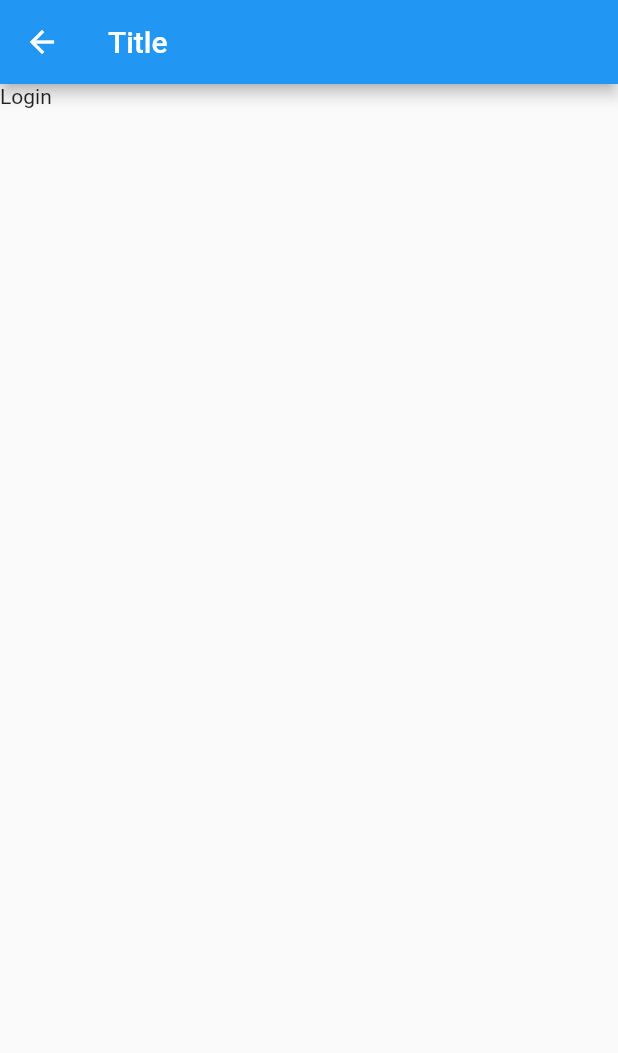
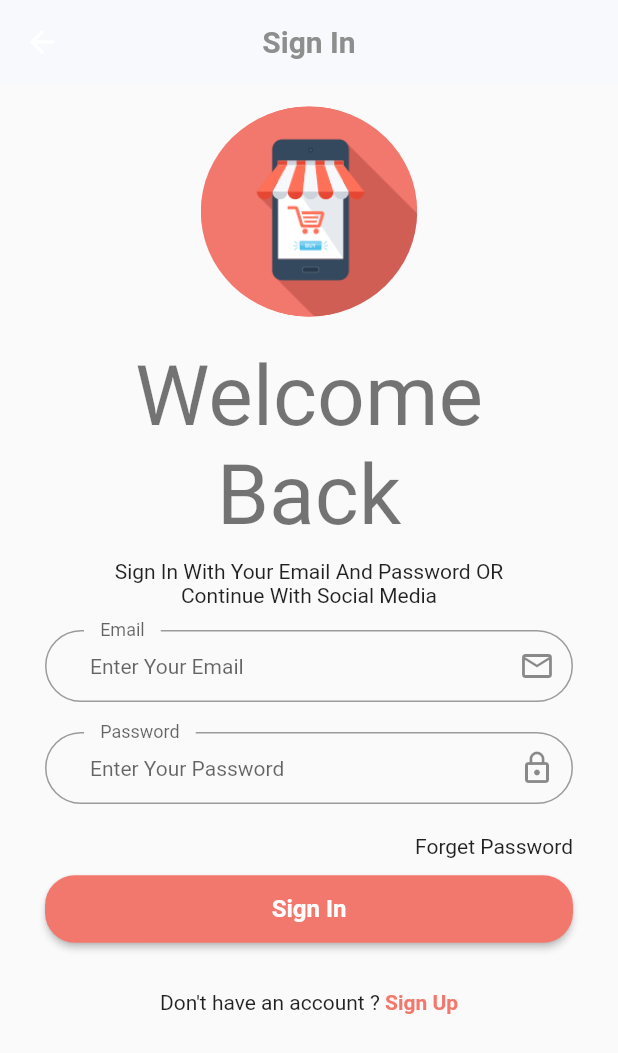
Before and after one commit to MohamedAhmedSD/ecommerce_from_wael, a Flutter app: the Login screen opened by its route, on a phone screen of 412 x 824 dp. Shown: the top 1053 px of the screen. Run offline on Flutter 3.47's test engine with Material 2 defaults, Android fonts, the phone set to English and light mode, and no system bars; our stand-ins replace get, shared_preferences; accounts and stored records are empty; Roboto replaces fonts that are missing (PlayfairDisplay); project files that could hold a hidden picture were left out.

Commit message:
loginpage ..

```diff
--- a/lib/core/constants/image_assets.dart
+++ b/lib/core/constants/image_assets.dart
@@ -11,6 +11,7 @@ class AppImageAsset {
   static const String onBoardingImageOne = "$rootImages/one.PNG";
   static const String onBoardingImageTwo = "$rootImages/two.PNG";
   static const String onBoardingImageThree = "$rootImages/three.PNG";
+  static const String logo = "$rootImages/logoapp.png";
 
   // we need go to AppImageAssets and remove 4th, from static
 }
--- a/lib/view/screen/auth/login.dart
+++ b/lib/view/screen/auth/login.dart
@@ -1,4 +1,11 @@
 import 'package:flutter/material.dart';
+
+import '../../../core/constants/color.dart';
+import '../../widgets/auth/custombuttonauth.dart';
+import '../../widgets/auth/customtextbodyauth.dart';
+import '../../widgets/auth/customtextformauth.dart';
+import '../../widgets/auth/customtexttitleauth.dart';
+import '../../widgets/auth/logoauth.dart';
 
 class Login extends StatelessWidget {
   const Login({Key? key}) : super(key: key);
@@ -7,9 +14,58 @@ class Login extends StatelessWidget {
   Widget build(BuildContext context) {
     return Scaffold(
       appBar: AppBar(
-        title: const Text('Title'),
+        centerTitle: true,
+        backgroundColor: AppColor.backgroundcolor,
+        elevation: 0.0,
+        title: Text('Sign In',
+            style: Theme.of(context)
+                .textTheme
+                .displayLarge!
+                .copyWith(color: AppColor.grey)),
       ),
-      body: const Text("Login"),
+      body: Container(
+        padding: const EdgeInsets.symmetric(vertical: 15, horizontal: 30),
+        child: ListView(children: [
+          const LogoAuth(),
+          const SizedBox(height: 20),
+          const CustomTextTitleAuth(text: "Welcome Back"),
+          const SizedBox(height: 10),
+          const CustomTextBodyAuth(
+              text:
+                  "Sign In With Your Email And Password OR Continue With Social Media"),
+          const SizedBox(height: 15),
+          const CustonTextFormAuth(
+            hinttext: "Enter Your Email",
+            iconData: Icons.email_outlined,
+            labeltext: "Email",
+            // mycontroller: ,
+          ),
+          const CustonTextFormAuth(
+            hinttext: "Enter Your Password",
+            iconData: Icons.lock_outline,
+            labeltext: "Password",
+            // mycontroller: ,
+          ),
+          const Text(
+            "Forget Password",
+            textAlign: TextAlign.end,
+          ),
+          CustomButtomAuth(text: "Sign In", onPressed: () {}),
+          const SizedBox(height: 30),
+          Row(
+            mainAxisAlignment: MainAxisAlignment.center,
+            children: [
+              const Text("Don't have an account ? "),
+              InkWell(
+                child: Text("Sign Up",
+                    style: TextStyle(
+                        color: AppColor.primaryColor,
+                        fontWeight: FontWeight.bold)),
+              )
+            ],
+          )
+        ]),
+      ),
     );
   }
 }
--- /dev/null
+++ b/lib/view/widgets/auth/custombuttonauth.dart
@@ -0,0 +1,25 @@
+import 'package:flutter/material.dart';
+
+import '../../../core/constants/color.dart';
+
+class CustomButtomAuth extends StatelessWidget {
+  final String text;
+  final void Function()? onPressed;
+  const CustomButtomAuth({Key? key, required this.text, this.onPressed})
+      : super(key: key);
+
+  @override
+  Widget build(BuildContext context) {
+    return Container(
+      margin:const EdgeInsets.only(top: 10),
+      child: MaterialButton(
+        shape: RoundedRectangleBorder(borderRadius: BorderRadius.circular(20)),
+        padding:const EdgeInsets.symmetric(vertical: 13),
+        onPressed: onPressed,
+        color: AppColor.primaryColor,
+        textColor: Colors.white,
+        child: Text(text , style:const TextStyle(fontWeight: FontWeight.bold , fontSize: 16)),
+      ),
+    );
+  }
+}
--- /dev/null
+++ b/lib/view/widgets/auth/customtextbodyauth.dart
@@ -0,0 +1,18 @@
+import 'package:flutter/material.dart';
+
+class CustomTextBodyAuth extends StatelessWidget {
+  final String text;
+  const CustomTextBodyAuth({Key? key, required this.text}) : super(key: key);
+
+  @override
+  Widget build(BuildContext context) {
+    return Container(
+      margin: const EdgeInsets.symmetric(horizontal: 25),
+      child: Text(
+        text,
+        textAlign: TextAlign.center,
+        style: Theme.of(context).textTheme.bodyText2,
+      ),
+    );
+  }
+}
--- /dev/null
+++ b/lib/view/widgets/auth/customtextformauth.dart
@@ -0,0 +1,38 @@
+import 'package:flutter/material.dart';
+
+class CustonTextFormAuth extends StatelessWidget {
+  final String hinttext;
+  final String labeltext;
+  final IconData iconData;
+  final TextEditingController? mycontroller;
+
+  const CustonTextFormAuth(
+      {Key? key,
+      required this.hinttext,
+      required this.labeltext,
+      required this.iconData,
+      this.mycontroller})
+      : super(key: key);
+
+  @override
+  Widget build(BuildContext context) {
+    return Container(
+      margin: const EdgeInsets.only(bottom: 20),
+      child: TextFormField(
+        controller: mycontroller,
+        decoration: InputDecoration(
+            hintText: hinttext,
+            hintStyle: const TextStyle(fontSize: 14),
+            floatingLabelBehavior: FloatingLabelBehavior.always,
+            contentPadding:
+                const EdgeInsets.symmetric(vertical: 5, horizontal: 30),
+            label: Container(
+                margin: const EdgeInsets.symmetric(horizontal: 9),
+                child: Text(labeltext)),
+            suffixIcon: Icon(iconData),
+            border:
+                OutlineInputBorder(borderRadius: BorderRadius.circular(30))),
+      ),
+    );
+  }
+}
--- /dev/null
+++ b/lib/view/widgets/auth/customtexttitleauth.dart
@@ -0,0 +1,15 @@
+import 'package:flutter/material.dart';
+
+class CustomTextTitleAuth extends StatelessWidget {
+  final String text;
+  const CustomTextTitleAuth({Key? key, required this.text}) : super(key: key);
+
+  @override
+  Widget build(BuildContext context) {
+    return Text(
+      text,
+      textAlign: TextAlign.center,
+      style: Theme.of(context).textTheme.headline2,
+    );
+  }
+}
--- /dev/null
+++ b/lib/view/widgets/auth/logoauth.dart
@@ -0,0 +1,22 @@
+import 'package:flutter/material.dart';
+
+import '../../../core/constants/image_assets.dart';
+
+class LogoAuth extends StatelessWidget {
+  const LogoAuth({Key? key}) : super(key: key);
+
+  @override
+  Widget build(BuildContext context) {
+    return CircleAvatar(
+        radius: 70,
+        backgroundColor: Colors.red,
+        child: Padding(
+          padding: const EdgeInsets.all(0), // Border radius
+          child: ClipOval(
+            child: Image.asset(
+              AppImageAsset.logo,
+            ),
+          ),
+        ));
+  }
+}
```
Also changed, not shown: assets/images/logo.png (added), assets/images/logoapp.png (added).
